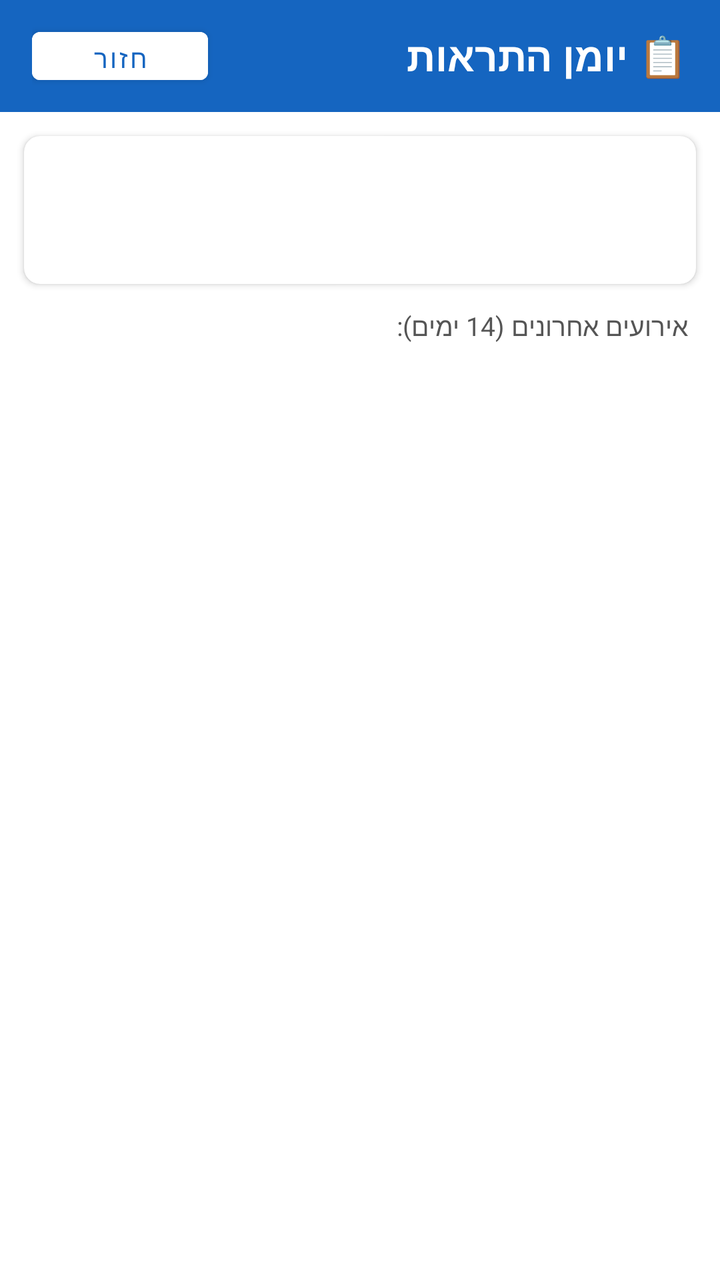
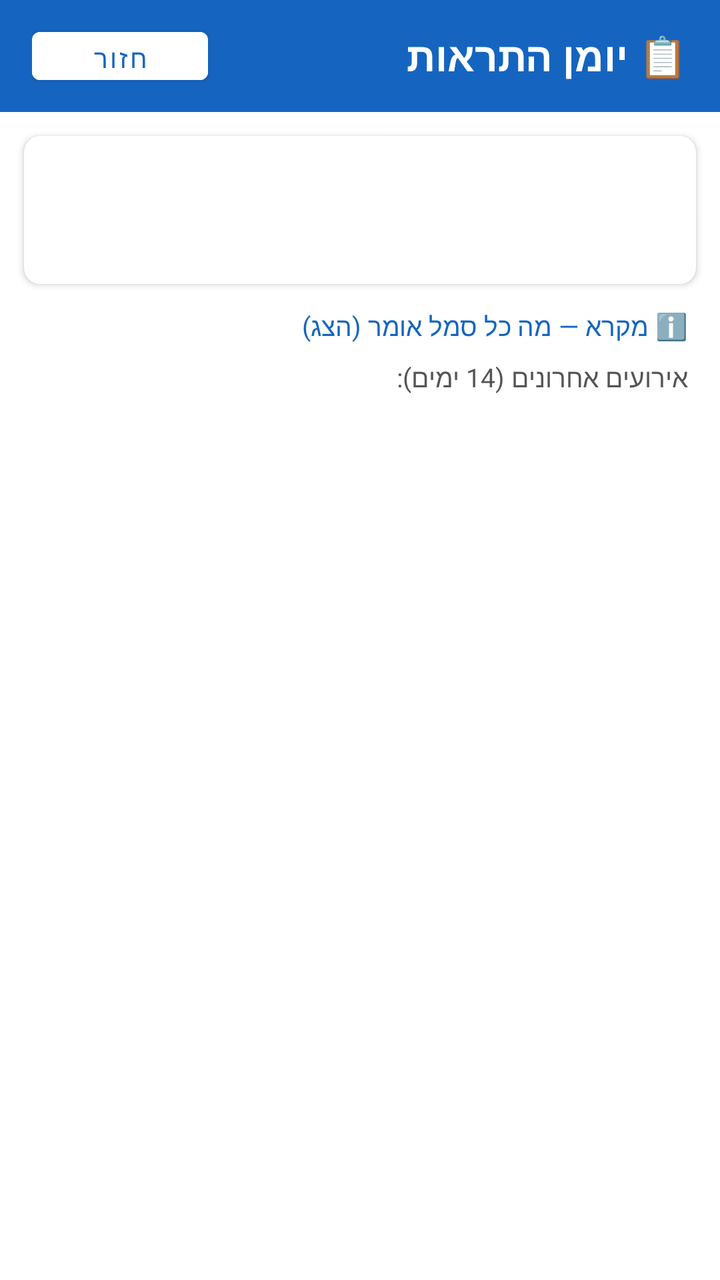

An Android layout rendered at two revisions. The XML below is the earlier revision; the diff shows what the commit changed to produce the second picture.
<!-- AndroidManifest.xml: application theme Theme.MedAlert -->
<!-- res/layout/activity_audit_log.xml -->
<?xml version="1.0" encoding="utf-8"?>
<LinearLayout
    xmlns:android="http://schemas.android.com/apk/res/android"
    android:layout_width="match_parent"
    android:layout_height="match_parent"
    android:orientation="vertical"
    android:layoutDirection="rtl">

    
    <LinearLayout
        android:layout_width="match_parent"
        android:layout_height="56dp"
        android:background="#1565C0"
        android:gravity="center_vertical"
        android:paddingStart="16dp"
        android:paddingEnd="16dp">
        <TextView
            android:layout_width="0dp"
            android:layout_height="wrap_content"
            android:layout_weight="1"
            android:text="📋 יומן התראות"
            android:textColor="#FFFFFF"
            android:textSize="20sp"
            android:textStyle="bold"/>
        <Button
            android:id="@+id/btnBack"
            android:layout_width="wrap_content"
            android:layout_height="36dp"
            android:text="חזור"
            android:textSize="13sp"
            android:backgroundTint="#FFFFFF"
            android:textColor="#1565C0"
            style="@style/Widget.MaterialComponents.Button"/>
    </LinearLayout>

    
    <androidx.cardview.widget.CardView
        xmlns:app="http://schemas.android.com/apk/res-auto"
        android:id="@+id/cardSummary"
        android:layout_width="match_parent"
        android:layout_height="wrap_content"
        android:layout_margin="12dp"
        app:cardCornerRadius="8dp"
        app:cardElevation="2dp">

        <LinearLayout
            android:layout_width="match_parent"
            android:layout_height="wrap_content"
            android:orientation="vertical"
            android:padding="16dp">

            <TextView
                android:id="@+id/tvSummaryStatus"
                android:layout_width="wrap_content"
                android:layout_height="wrap_content"
                android:textSize="15sp"
                android:textStyle="bold"
                android:layout_marginBottom="4dp"/>

            <TextView
                android:id="@+id/tvSummaryDetail"
                android:layout_width="wrap_content"
                android:layout_height="wrap_content"
                android:textSize="13sp"
                android:textColor="#555"/>
        </LinearLayout>
    </androidx.cardview.widget.CardView>

    
    <TextView
        android:layout_width="match_parent"
        android:layout_height="wrap_content"
        android:text="אירועים אחרונים (14 ימים):"
        android:textSize="13sp"
        android:textColor="#555"
        android:paddingStart="16dp"
        android:paddingEnd="16dp"
        android:paddingBottom="4dp"/>

    <androidx.recyclerview.widget.RecyclerView
        android:id="@+id/recyclerAuditLog"
        android:layout_width="match_parent"
        android:layout_height="0dp"
        android:layout_weight="1"
        android:padding="8dp"
        android:clipToPadding="false"/>

</LinearLayout>
<!-- resources referenced by this layout -->
<resources>
  <style name="Theme.MedAlert" parent="Theme.MaterialComponents.DayNight.DarkActionBar">
          <item name="colorPrimary">@color/primary</item>
          <item name="colorPrimaryDark">@color/primary_dark</item>
          <item name="colorAccent">@color/accent</item>
          <item name="android:layoutDirection">rtl</item>
          <item name="android:textDirection">rtl</item>
      </style>
  <color name="primary">#2196F3</color>
  <color name="primary_dark">#1565C0</color>
  <color name="accent">#4CAF50</color>
</resources>

<!-- the commit's change to res/layout/activity_audit_log.xml (unified diff, before → after) -->
@@ -68,6 +68,44 @@
 
     
     <TextView
+        android:id="@+id/tvLegendToggle"
+        android:layout_width="match_parent"
+        android:layout_height="wrap_content"
+        android:text="ℹ️ מקרא — מה כל סמל אומר (הצג)"
+        android:textSize="13sp"
+        android:textColor="#1565C0"
+        android:paddingStart="16dp"
+        android:paddingEnd="16dp"
+        android:paddingBottom="8dp"
+        android:clickable="true"
+        android:focusable="true"
+        android:background="?attr/selectableItemBackground"/>
+
+    
+    <androidx.cardview.widget.CardView
+        android:id="@+id/cardLegend"
+        android:layout_width="match_parent"
+        android:layout_height="wrap_content"
+        android:layout_marginStart="12dp"
+        android:layout_marginEnd="12dp"
+        android:layout_marginBottom="8dp"
+        android:visibility="gone"
+        app:cardCornerRadius="8dp"
+        app:cardElevation="0dp"
+        app:cardBackgroundColor="#F5F5F5"
+        xmlns:app="http://schemas.android.com/apk/res-auto">
+
+        <TextView
+            android:layout_width="match_parent"
+            android:layout_height="wrap_content"
+            android:padding="14dp"
+            android:textSize="13sp"
+            android:lineSpacingExtra="4dp"
+            android:text="📡 אזעקה ראשית — מנגנון מקורי, בתוך האפליקציה. תמיד המקור הראשון שמנסה.\n\n🆘 רשת ביטחון — מנגנון גיבוי בתוך האפליקציה, בודק כל 15 דקות אם משהו הוחמץ.\n\n🔍 בדיקת רקע — לא התראה בעצמה! רק אישור שבדיקת ה-15 דקות רצה, גם אם לא מצאה כלום להתריע.\n\n📶 גיבוי חיצוני (FCM) — לא מנגנון של האפליקציה. שרת חיצוני (GitHub) ששולח דחיפה אם שני הקודמים נכשלו.\n\n🔔 התראה נשלחה — לא מקור בפני עצמו, רק אישור שההתראה בפועל הוצגה על המסך.\n\n✅ ❌ ⏰ — הפעולה שלך: נלקח / דולג / נדחה.\n\n⚠ 🛑 — שגיאה שכדאי לשים לב אליה."/>
+    </androidx.cardview.widget.CardView>
+
+    
+    <TextView
         android:layout_width="match_parent"
         android:layout_height="wrap_content"
         android:text="אירועים אחרונים (14 ימים):"
